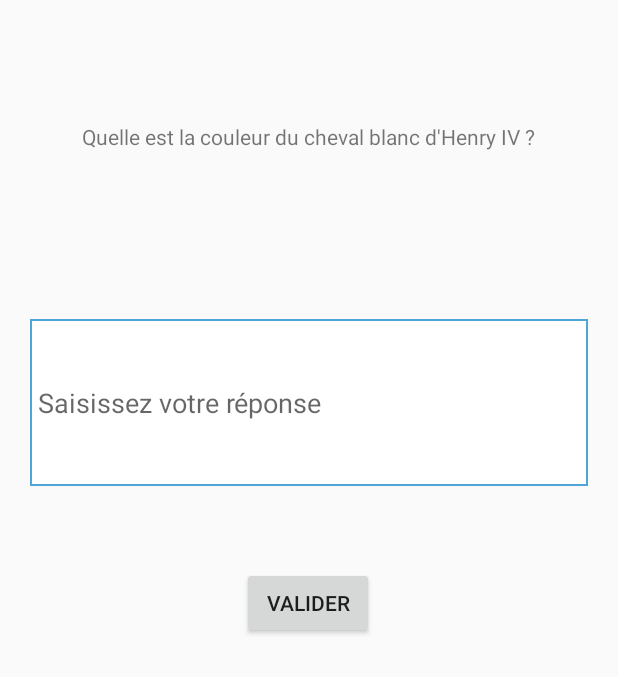
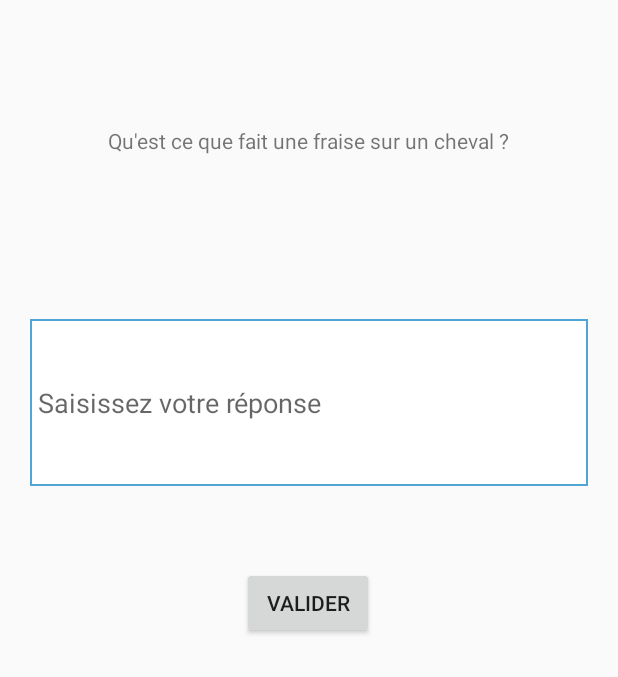
Before and after one commit to Dylage/EnigmaGame, an Android app: the screen it shows after launch (MainActivity), after a tap on "NOUVELLE ÉNIGME", on a phone screen of 412 x 824 dp, the part 258-935 px from its top. Run offline under Robolectric (Android 15) with nearby library versions, the phone set to English and light mode, and no system bars; 1 other tap on this screen came first.

Commit message:
Ajout plusieurs énigmes + changement d'énigme différente

```diff
--- a/app/src/main/java/fr/unilim/iut/enigmagame/MainActivity.java
+++ b/app/src/main/java/fr/unilim/iut/enigmagame/MainActivity.java
@@ -38,11 +38,21 @@ public class MainActivity extends AppCompatActivity {
 
         initDb();
 
+        int oldId = getIntent().getIntExtra("oldId", -1);
+
 
         this.db.open();
-        // this.enigmeActuelle = db.getEnigmeWithQuestion("Quelle est la couleur du cheval blanc d'Henry IV ?");
-        //this.enigmeActuelle = db.getEnigmeWithId(1);
-        this.enigmeActuelle = db.getRandomEnigme();
+        // Pour changer d'énigme
+        if (-1 != oldId){
+            Enigme buffer = db.getRandomEnigme();
+
+            while(buffer.getId() == oldId){
+                buffer = db.getRandomEnigme();
+            }
+            this.enigmeActuelle = buffer;
+        }else{
+            this.enigmeActuelle = db.getRandomEnigme();
+        }
 
         this.question.setText(this.enigmeActuelle.getEnigme());
         this.msg.setText("");
@@ -76,6 +86,7 @@ public class MainActivity extends AppCompatActivity {
         renew.setOnClickListener(new View.OnClickListener(){
             public void onClick(View v){
                 Intent intent = new Intent(MainActivity.this, MainActivity.class);
+                intent.putExtra("oldId", enigmeActuelle.getId());
                 startActivity(intent);
             }
         });
@@ -91,11 +102,12 @@ public class MainActivity extends AppCompatActivity {
 
         ArrayList listEnigmes = new ArrayList();
 
-        Enigme enigme = new Enigme("Quelle est la couleur du cheval blanc d'Henry IV ?", "blanc");
-        Enigme enigme1 = new Enigme("Qu'est ce qui est jaune et qui attend ?", "Jonathan");
-
-        listEnigmes.add(enigme);
-        listEnigmes.add(enigme1);
+        listEnigmes.add(new Enigme("Quelle est la couleur du cheval blanc d'Henry IV ?", "blanc"));
+        listEnigmes.add(new Enigme("Qu'est ce qui est jaune et qui attend ?", "Jonathan"));
+        listEnigmes.add(new Enigme("Qu'est ce que fait une fraise sur un cheval ?", "tagada"));
+        listEnigmes.add(new Enigme("Avec quoi est ce qu'on ramasse les papayes ?", "foufourche"));
+        listEnigmes.add(new Enigme("Comment appelle t-on un oiseau sur twitter ?", "#oiseau"));
+        listEnigmes.add(new Enigme("Quel être, pourvu d'une seule voix, a d'abord quatre jambes le matin, puis deux jambes le midi, et trois jambes le soir ?", "humain"));
 
         this.db.open();
         this.db.insertEnigme(listEnigmes);
--- a/app/src/main/res/layout/activity_main.xml
+++ b/app/src/main/res/layout/activity_main.xml
@@ -28,6 +28,7 @@
         app:layout_constraintLeft_toLeftOf="parent"
         app:layout_constraintRight_toRightOf="parent"
         app:layout_constraintTop_toTopOf="parent"
+        android:padding="5dp"
         app:layout_constraintVertical_bias="0.264" />
 
     <TextView
```
